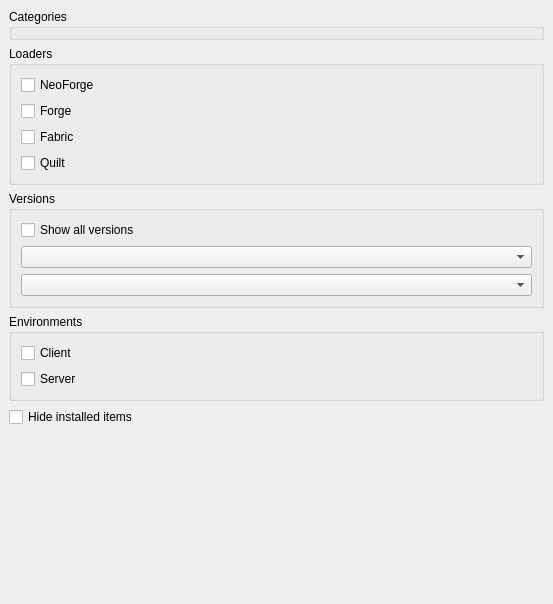
This is launcher/ui/widgets/ModFilterWidget.ui in FreesmTeam/FreesmLauncher as Qt 5 draws it before an edit. The edited form follows.
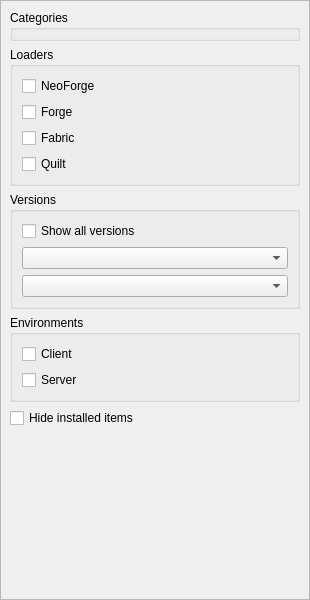
This is the edited form. Custom widgets are drawn as their Qt base class.

Commit message: Make filters vertical

```diff
--- a/launcher/ui/widgets/ModFilterWidget.ui
+++ b/launcher/ui/widgets/ModFilterWidget.ui
@@ -6,10 +6,16 @@
    <rect>
     <x>0</x>
     <y>0</y>
-    <width>553</width>
-    <height>604</height>
+    <width>310</width>
+    <height>600</height>
    </rect>
   </property>
+  <property name="maximumSize">
+   <size>
+    <width>310</width>
+    <height>16777215</height>
+   </size>
+  </property>
   <property name="windowTitle">
    <string>Form</string>
   </property>
@@ -28,9 +34,6 @@
    </property>
    <item>
     <widget class="QScrollArea" name="scrollArea">
-     <property name="frameShape">
-      <enum>QFrame::NoFrame</enum>
-     </property>
      <property name="widgetResizable">
       <bool>true</bool>
      </property>
@@ -39,8 +42,8 @@
        <rect>
         <x>0</x>
         <y>0</y>
-        <width>553</width>
-        <height>604</height>
+        <width>308</width>
+        <height>598</height>
        </rect>
       </property>
       <layout class="QVBoxLayout" name="verticalLayout">
```
The commit also changes 3 other files.
